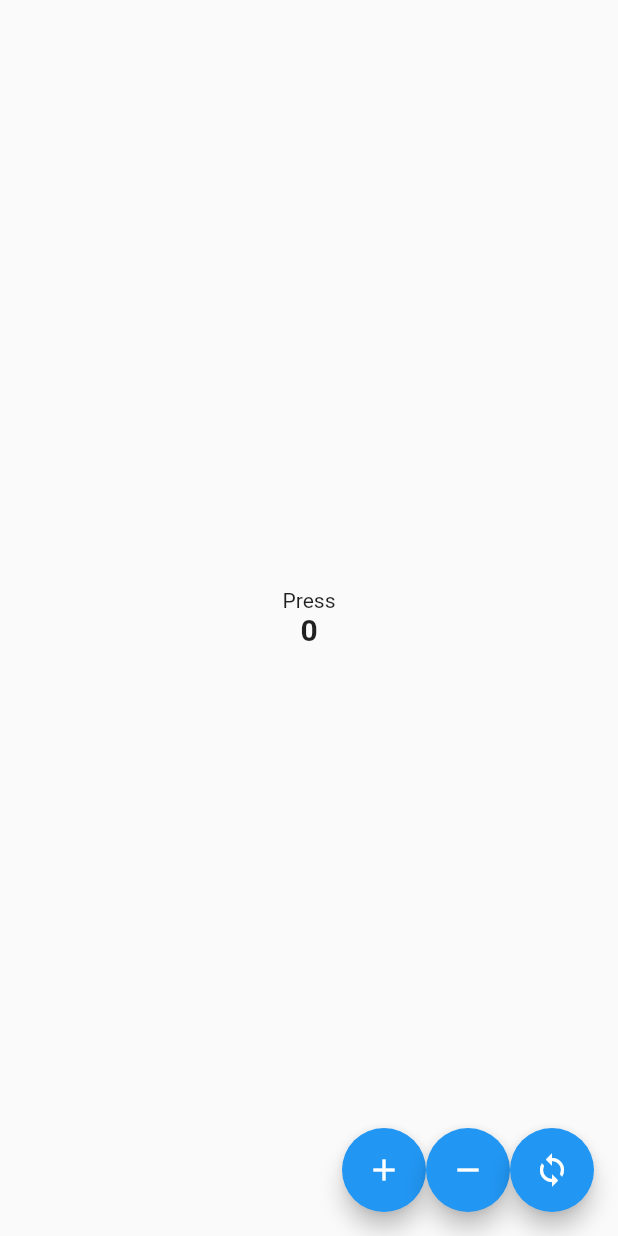
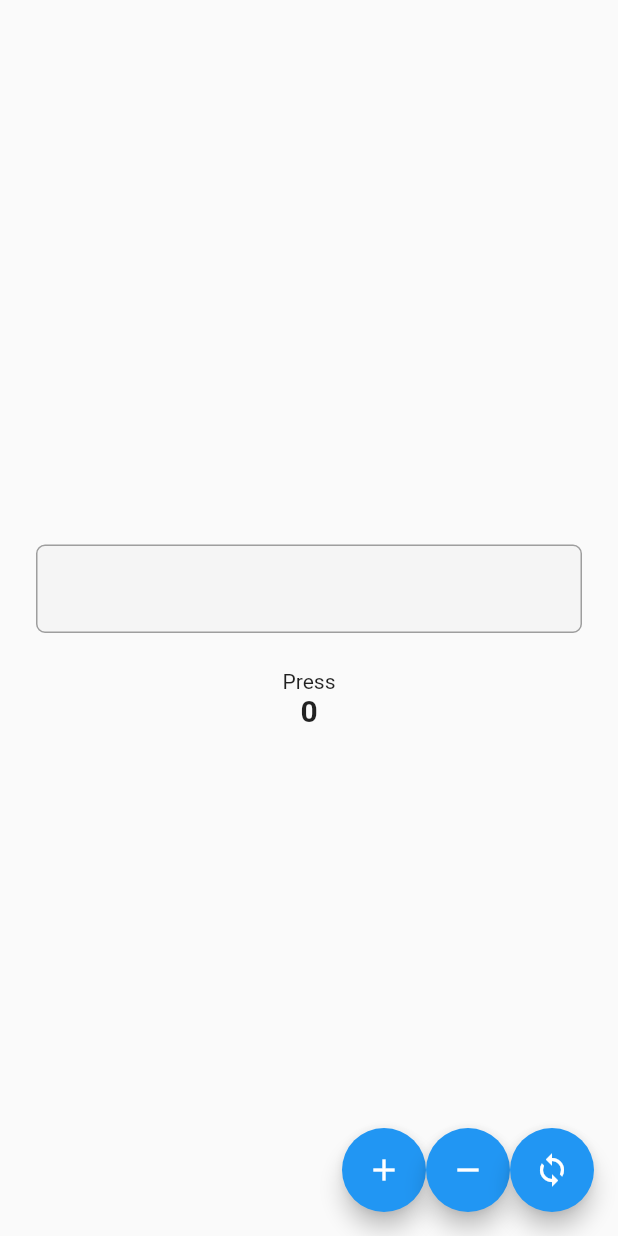
Before and after one commit to nirmal251992/blocpattern, a Flutter app: the screen it shows after launch, on a phone screen of 412 x 824 dp. Run offline on Flutter 3.47's test engine with Material 2 defaults, Android fonts, the phone set to English and light mode, and no system bars.

```diff
--- a/lib/first_page.dart
+++ b/lib/first_page.dart
@@ -1,5 +1,6 @@
 import 'package:bloc_pattern/counter_bloc.dart';
 import 'package:flutter/material.dart';
+import 'textBloc.dart';
 
 class FirstPage extends StatefulWidget {
   @override
@@ -8,10 +9,12 @@ class FirstPage extends StatefulWidget {
 
 class _FirstPageState extends State<FirstPage> {
   final counterBloc = CounterBloc();
+  final textBloc = TextBloc();
 
   @override
   void dispose() {
     counterBloc.dispose();
+    textBloc.dispose();
     super.dispose();
   }
 
@@ -23,6 +26,44 @@ class _FirstPageState extends State<FirstPage> {
         child: Column(
           mainAxisAlignment: MainAxisAlignment.center,
           children: <Widget>[
+            Container(
+                padding: EdgeInsets.all(24.0),
+                child: Center(
+                  child: StreamBuilder(
+                      stream: textBloc.textStream,
+                      builder: (ctxt, AsyncSnapshot<String> textStream) {
+                        return TextField(
+                          onChanged: (String text) => textBloc.updateText(text),
+                          decoration: InputDecoration(
+                            fillColor: Colors.grey[100],
+                            filled: true,
+                            enabledBorder: OutlineInputBorder(
+                              borderSide: BorderSide(
+                                color: Colors.grey,
+                              ),
+                              borderRadius: BorderRadius.circular(6.0),
+                            ),
+                            focusedBorder: OutlineInputBorder(
+                              borderSide: BorderSide(
+                                  color: Colors.blueAccent, width: 0.0),
+                              borderRadius: BorderRadius.circular(6.0),
+                            ),
+                            errorText:
+                                textStream.hasError ? textStream.error : null,
+                            errorBorder: OutlineInputBorder(
+                              borderSide:
+                                  BorderSide(color: Colors.red, width: 0.0),
+                              borderRadius: BorderRadius.circular(6.0),
+                            ),
+                            focusedErrorBorder: OutlineInputBorder(
+                              borderSide:
+                                  BorderSide(color: Colors.red, width: 0.0),
+                              borderRadius: BorderRadius.circular(6.0),
+                            ),
+                          ),
+                        );
+                      }),
+                )),
             Text(
               'Press',
             ),
--- a/lib/main.dart
+++ b/lib/main.dart
@@ -6,7 +6,6 @@ void main() {
 }
 
 class MyApp extends StatelessWidget {
-
   @override
   Widget build(BuildContext context) {
     return MaterialApp(
--- /dev/null
+++ b/lib/textBloc.dart
@@ -0,0 +1,16 @@
+import 'dart:async';
+
+
+class TextBloc {
+  var _textController = StreamController<String>();
+  Stream<String> get textStream => _textController.stream;
+
+  dispose() {
+    _textController.close();
+  }
+  updateText(String text) {
+    (text == null || text == "")
+        ? _textController.sink.addError("Invalid value entered!")
+        : _textController.sink.add(text);
+  }
+}
```
